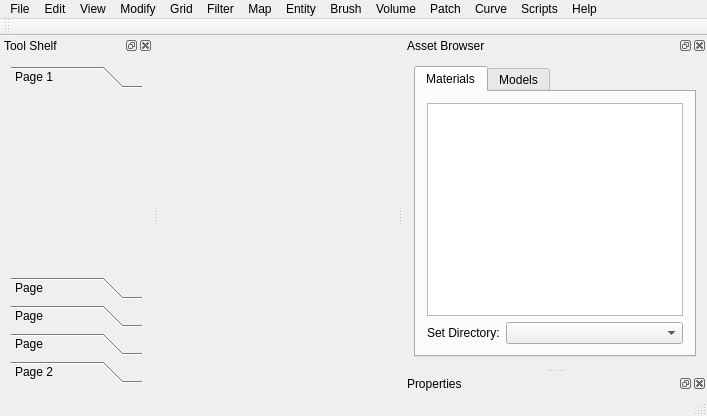
Old version of the form STK/mainwindow.ui in the repository neeb-decoy/Solis-Tool-Kit.
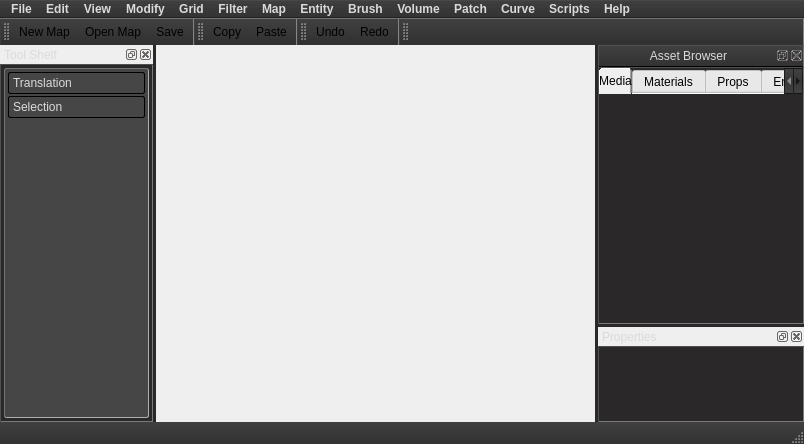
New version of the form. The open tabs and pages were chosen to show the change. Icons and pictures are not drawn.

```diff
--- a/STK/mainwindow.ui
+++ b/STK/mainwindow.ui
@@ -6,13 +6,45 @@
    <rect>
     <x>0</x>
     <y>0</y>
-    <width>707</width>
-    <height>416</height>
+    <width>804</width>
+    <height>444</height>
    </rect>
   </property>
   <property name="windowTitle">
    <string>Solis Tool Kit</string>
   </property>
+  <property name="styleSheet">
+   <string notr="true">QMainWindow::separator {
+     background: rgb(42, 40, 40);
+     width: 3px; /* when vertical */
+     height: 3px; /* when horizontal */
+ }
+
+ QMainWindow::separator:hover {
+     background:rgb(131, 16, 197);
+ }
+
+QMainWindow {
+
+ }
+
+QToolBar {
+	color: rgb(255, 255, 255);
+	background-color: qlineargradient(spread:pad, x1:0, y1:0, x2:0, y2:1, stop:0 rgba(65, 65, 65, 255), stop:1 rgba(48, 48, 48, 255));
+	 border: 1px inset;
+	border-color: rgb(255, 0, 0);
+	border-top-color: rgb(113, 113, 113);
+	border-right-color: rgb(89, 89, 89);
+	border-bottom-color: rgb(35, 34, 34);
+	border-left-color: rgb(62, 62, 62);
+ }
+
+QToolBar::handle {
+	background-image: url(:/Res/Images/ToolBar/Toolbar-Handle.png);
+}
+
+</string>
+  </property>
   <property name="dockNestingEnabled">
    <bool>true</bool>
   </property>
@@ -24,18 +56,154 @@
     <bool>false</bool>
    </property>
    <property name="autoFillBackground">
-    <bool>true</bool>
+    <bool>false</bool>
    </property>
+   <layout class="QHBoxLayout" name="horizontalLayout_2">
+    <item>
+     <widget class="QStackedWidget" name="stackedWidget">
+      <widget class="QWidget" name="page"/>
+      <widget class="QWidget" name="page_2"/>
+     </widget>
+    </item>
+   </layout>
   </widget>
   <widget class="QMenuBar" name="menuBar">
    <property name="geometry">
     <rect>
      <x>0</x>
      <y>0</y>
-     <width>707</width>
-     <height>21</height>
+     <width>804</width>
+     <height>22</height>
     </rect>
    </property>
+   <property name="styleSheet">
+    <string notr="true"> QMenuBar {
+     
+	    font-variant:normal;
+        font-weight:bold;
+		color: rgb(218, 218, 218);
+		font: 10pt &quot;Segoe UI&quot;;
+        font-style: normal;
+ 		border: 1px outset;
+		border-top-color: rgb(48, 48, 48);
+		border-right-color: transparent;
+		border-left-color: transparent;
+ 		border-bottom-color: rgb(35, 34, 34);
+	    background: qlineargradient(spread:pad, x1:0, y1:0, x2:0, y2:1, stop:0 rgba(64, 64, 64), stop:1 rgba(51, 49, 49));
+
+
+ }
+
+ QMenuBar::item {
+
+		font-variant:normal;
+        font-weight:bold;
+		font: 8pt &quot;Segoe UI&quot;;
+        font-style: normal;
+     	spacing: 3px; /* spacing between menu bar items */
+        padding: 1px 4px;
+  	    border-radius: 4px;
+  	    background: transparent;
+ }
+
+ QMenuBar::item:selected { /* when selected using mouse or keyboard */
+	background-color: rgb(131, 16, 197);
+    border-top-left-radius: 5px;
+    border-top-right-radius: 5px;
+	border-bottom-left-radius: 0px;
+    border-bottom-right-radius: 0px;
+	border: 0px inset
+ }
+
+ QMenuBar::item:pressed {
+     
+	background-color: rgb(93, 93, 93, 255);
+ }
+
+
+
+
+
+ QMenu {
+	 background-color: qlineargradient(spread:pad, x1:0, y1:0, x2:0, y2:1, stop:0 rgba(93, 93, 93, 255), stop:1 rgba(70, 70, 70, 255));
+     margin: 2px; /* some spacing around the menu */
+	border-color: rgb(255, 255, 255);
+
+ }
+
+ QMenu::item {
+     padding: 2px 25px 2px 20px;
+     border: 1px solid transparent; /* reserve space for selection border */
+	 color: rgb(218, 218, 218);
+ }
+
+ QMenu::item:selected {
+	background-color: qlineargradient(spread:pad, x1:0, y1:0, x2:0, y2:1, stop:0 rgb(131, 16, 197, 200), stop:1 rgb(92, 10, 139, 200));
+	border-color: #000000;
+	border-radius: 3px;
+
+
+
+
+
+ }
+
+ QMenu::icon:checked { /* appearance of a 'checked' icon */
+     background: gray;
+     border: 1px inset gray;
+     position: absolute;
+     top: 1px;
+     right: 1px;
+     bottom: 1px;
+     left: 1px;
+ }
+
+ QMenu::separator {
+     height: 1px;
+ 	 background-color: qlineargradient(spread:pad, x1:0, y1:0, x2:1, y2:0, stop:0 rgba(50, 50, 50, 0), stop:0.335227 rgba(50, 50, 50, 255), stop:0.647727 rgba(50, 50, 50, 255), stop:1 rgba(50, 50, 50, 0));
+     margin-left: 10px;
+     margin-right: 5px;
+ }
+
+ QMenu::indicator {
+     width: 13px;
+     height: 13px;
+ }
+
+ /* non-exclusive indicator = check box style indicator (see QActionGroup::setExclusive) */
+ QMenu::indicator:non-exclusive:unchecked {
+     image: url(:/images/checkbox_unchecked.png);
+ }
+
+ QMenu::indicator:non-exclusive:unchecked:selected {
+     image: url(:/images/checkbox_unchecked_hover.png);
+ }
+
+ QMenu::indicator:non-exclusive:checked {
+     image: url(:/images/checkbox_checked.png);
+ }
+
+ QMenu::indicator:non-exclusive:checked:selected {
+     image: url(:/images/checkbox_checked_hover.png);
+ }
+
+ /* exclusive indicator = radio button style indicator (see QActionGroup::setExclusive) */
+ QMenu::indicator:exclusive:unchecked {
+     image: url(:/images/radiobutton_unchecked.png);
+ }
+
+ QMenu::indicator:exclusive:unchecked:selected {
+     image: url(:/images/radiobutton_unchecked_hover.png);
+ }
+
+ QMenu::indicator:exclusive:checked {
+     image: url(:/images/radiobutton_checked.png);
+ }
+
+ QMenu::indicator:exclusive:checked:selected {
+     image: url(:/images/radiobutton_checked_hover.png);
+ }</string>
+   </property>
    <widget class="QMenu" name="menuFile">
     <property name="title">
      <string>File</string>
@@ -488,17 +656,288 @@
    <addaction name="menuScripts"/>
    <addaction name="menuHelp"/>
   </widget>
-  <widget class="QStatusBar" name="statusBar"/>
-  <widget class="QToolBar" name="toolBar">
+  <widget class="QStatusBar" name="statusBar">
+   <property name="styleSheet">
+    <string notr="true"> QStatusBar {
+     background: qlineargradient(spread:pad, x1:0, y1:0, x2:0, y2:1, stop:0 rgba(64, 64, 64, 255), stop:1 rgba(51, 49, 49, 255))
+ }
+
+ QStatusBar::item {
+     border: 1px solid red;
+     border-radius: 3px;
+ }</string>
+   </property>
+  </widget>
+  <widget class="QDockWidget" name="dock_widget2">
+   <property name="styleSheet">
+    <string notr="true"> QDockWidget {
+	 color: #dadada;
+ }
+
+ QDockWidget::title {	
+background-image:url(:/Res/Images/Titlebar-graphic.png) ;
+    background-position: bottom left;
+    background-origin: selft;
+    background-repeat: none;
+     text-align: center; /* align the text to the center */
+	 padding: 3px;
+	background-color: qlineargradient(spread:pad, x1:0, y1:0, x2:0, y2:1, stop:0 #414141, stop:1 #333131);
+	 border: 1px inset;
+	 border-top-color: #525151;
+	 border-right-color: #525151;
+	 border-bottom-color:  Transperent;
+	 border-left-color: #525151;
+
+ }
+
+ QDockWidget::close-button, QDockWidget::float-button {
+     border: 1px solid transparent;
+ }
+
+ QDockWidget::close-button:hover, QDockWidget::float-button:hover {
+     border: 1px solid transparent;
+ }
+
+ QDockWidget::close-button:pressed, QDockWidget::float-button:pressed {
+     padding: 1px -1px -1px 1px;
+ } QDockWidget {
+	 color: #dadada;
+ }
+
+ QDockWidget::title {
+     text-align: center; /* align the text to the center */
+	 padding: 3px;
+	background-color: qlineargradient(spread:pad, x1:0, y1:0, x2:0, y2:1, stop:0 #414141, stop:1 #333131);
+	 border: 1px inset;
+	 border-top-color: #525151;
+	 border-right-color: #525151;
+	 border-bottom-color:  Transperent;
+	 border-left-color: #525151;
+ }
+
+ QDockWidget::close-button, QDockWidget::float-button {
+     border: 1px solid transparent;
+ }
+
+ QDockWidget::close-button:hover, QDockWidget::float-button:hover {
+     border: 1px solid transparent;
+ }
+
+ QDockWidget::close-button:pressed, QDockWidget::float-button:pressed {
+     padding: 1px -1px -1px 1px;
+ }</string>
+   </property>
    <property name="windowTitle">
-    <string>toolBar</string>
+    <string>Asset Browser</string>
    </property>
-   <attribute name="toolBarArea">
-    <enum>TopToolBarArea</enum>
+   <attribute name="dockWidgetArea">
+    <number>2</number>
    </attribute>
-   <attribute name="toolBarBreak">
-    <bool>false</bool>
+   <widget class="QWidget" name="dockWidgetContents_2">
+    <layout class="QHBoxLayout" name="horizontalLayout_5">
+     <property name="margin">
+      <number>0</number>
+     </property>
+     <item>
+      <widget class="QFrame" name="frame_3">
+       <property name="styleSheet">
+        <string notr="true">QFrame {
+	background-color: #2a2828;
+	border: 1px inset;
+    border-color: #525151;
+}</string>
+       </property>
+       <property name="frameShape">
+        <enum>QFrame::StyledPanel</enum>
+       </property>
+       <property name="frameShadow">
+        <enum>QFrame::Raised</enum>
+       </property>
+       <layout class="QVBoxLayout" name="verticalLayout">
+        <property name="margin">
+         <number>0</number>
+        </property>
+        <item>
+         <widget class="QTabWidget" name="tabWidget">
+          <property name="styleSheet">
+           <string notr="true">QWidget { /*INIT */
+	border-color: transparent;
+}
+
+QTabBar {
+	border-image: url(:/Res/Images/Tabs/tab-bg.png) 4 10 4 10;
+	border-top: 4px transparent;
+	border-bottom: 4px transparent;
+	border-right: 15px transparent;
+	border-left: 15px transparent;
+	margin-top: 0px;
+	margin-bottom: 0px;
+ }
+
+QTabBar::tab {
+	border-image: url(:/Res/Images/Tabs/inact-tab.png) 4 10 4 10;
+	border-top: 4px transparent;
+	border-bottom: 4px transparent;
+	border-right: 15px transparent;
+	border-left: 15px transparent;
+    min-width: 50px;
+	color: rgb(97, 97, 97);
+	padding-left: 10px;
+    padding-right: 10px;
+    margin-left: -10px;
+    margin-right: -10px;
+ }
+
+QTabBar::tab:selected {
+    border: 0px transparent;
+	background-color: transparent;
+	border-image: url(:/Res/Images/Tabs/act-tab.png) 4 10 4 10;
+	border-top: 5px transparent;
+	border-bottom: 4px transparent;
+	border-right: 10px transparent;
+	border-left: 10px transparent;
+	color: #dadada;
+ }
+
+QTabBar::tab:first:selected {
+     margin-left: 0; /* the first selected tab has nothing to overlap with on the left */
+ }
+
+ QTabBar::tab:last:selected {
+     margin-right: 0; /* the last selected tab has nothing to overlap with on the right */
+ }
+
+QTabBar::tab:only-one {
+     margin: 0; /* if there is only one tab, we don't want overlapping margins */
+ }
+
+ QTabBar::tear {
+     image: url(tear_indicator.png);
+ }
+
+QTabBar::scroller { /* the width of the scroll buttons */
+     width: 20px;
+ }
+
+ QTabBar QToolButton { /* the scroll buttons are tool buttons */
+	background-color: qlineargradient(spread:pad, x1:0, y1:0, x2:0, y2:1, stop:0 rgba(65, 65, 65, 255), stop:0.494318 rgba(56, 56, 56, 255), stop:1 rgba(65, 65, 65, 255));
+	border: 1px solid;
+	border-color: qlineargradient(spread:pad, x1:0, y1:0, x2:0, y2:1, stop:0 rgba(34, 34, 34, 255), stop:0.505682 rgba(20, 20, 20, 255), stop:1 rgba(34, 34, 34, 255));
+
+ }</string>
+          </property>
+          <property name="tabShape">
+           <enum>QTabWidget::Rounded</enum>
+          </property>
+          <property name="currentIndex">
+           <number>0</number>
+          </property>
+          <property name="documentMode">
+           <bool>true</bool>
+          </property>
+          <property name="movable">
+           <bool>true</bool>
+          </property>
+          <widget class="QWidget" name="medtab">
+           <attribute name="title">
+            <string>Media</string>
+           </attribute>
+          </widget>
+          <widget class="QWidget" name="mattab">
+           <attribute name="title">
+            <string>Materials</string>
+           </attribute>
+          </widget>
+          <widget class="QWidget" name="proptab">
+           <attribute name="title">
+            <string>Props</string>
+           </attribute>
+          </widget>
+          <widget class="QWidget" name="enttab">
+           <attribute name="title">
+            <string>Entities</string>
+           </attribute>
+          </widget>
+          <widget class="QWidget" name="sndtab">
+           <attribute name="title">
+            <string>Sounds</string>
+           </attribute>
+          </widget>
+         </widget>
+        </item>
+       </layout>
+      </widget>
+     </item>
+    </layout>
+   </widget>
+  </widget>
+  <widget class="QDockWidget" name="dock_widget3">
+   <property name="styleSheet">
+    <string notr="true"> QDockWidget {
+	 color: #dadada;
+ }
+
+ QDockWidget::title {	
+background-image:url(:/Res/Images/Titlebar-graphic.png) ;
+    background-position: bottom left;
+    background-origin: selft;
+    background-repeat: none;
+     text-align: center; /* align the text to the center */
+	 padding: 3px;
+	background-color: qlineargradient(spread:pad, x1:0, y1:0, x2:0, y2:1, stop:0 #414141, stop:1 #333131);
+	 border: 1px inset;
+	 border-top-color: #525151;
+	 border-right-color: #525151;
+	 border-bottom-color:  Transperent;
+	 border-left-color: #525151;
+
+ }
+
+ QDockWidget::close-button, QDockWidget::float-button {
+     border: 1px solid transparent;
+ }
+
+ QDockWidget::close-button:hover, QDockWidget::float-button:hover {
+     border: 1px solid transparent;
+ }
+
+ QDockWidget::close-button:pressed, QDockWidget::float-button:pressed {
+     padding: 1px -1px -1px 1px;
+ }</string>
+   </property>
+   <property name="windowTitle">
+    <string>Properties</string>
+   </property>
+   <attribute name="dockWidgetArea">
+    <number>2</number>
    </attribute>
+   <widget class="QWidget" name="dockWidgetContents_3">
+    <layout class="QGridLayout" name="gridLayout_3">
+     <property name="margin">
+      <number>0</number>
+     </property>
+     <property name="verticalSpacing">
+      <number>6</number>
+     </property>
+     <item row="0" column="0">
+      <widget class="QFrame" name="frame_4">
+       <property name="styleSheet">
+        <string notr="true">QFrame {
+	background-color: #2a2828;
+	border: 1px inset;
+    border-color: #525151;
+}</string>
+       </property>
+       <property name="frameShape">
+        <enum>QFrame::StyledPanel</enum>
+       </property>
+       <property name="frameShadow">
+        <enum>QFrame::Raised</enum>
+       </property>
+      </widget>
+     </item>
+    </layout>
+   </widget>
   </widget>
   <widget class="QDockWidget" name="dock_widget1">
    <property name="minimumSize">
@@ -508,7 +947,40 @@
     </size>
    </property>
    <property name="autoFillBackground">
-    <bool>true</bool>
+    <bool>false</bool>
+   </property>
+   <property name="styleSheet">
+    <string notr="true"> QDockWidget {
+	 color: #dadada;
+ }
+
+ QDockWidget::title {	
+background-image:url(:/Res/Images/Titlebar-graphic.png) ;
+    background-position: bottom left;
+    background-origin: selft;
+    background-repeat: none;
+     text-align: center; /* align the text to the center */
+	 padding: 3px;
+	background-color: qlineargradient(spread:pad, x1:0, y1:0, x2:0, y2:1, stop:0 #414141, stop:1 #333131);
+	 border: 1px inset;
+	 border-top-color: #525151;
+	 border-right-color: #525151;
+	 border-bottom-color:  Transperent;
+	 border-left-color: #525151;
+
+ }
+
+ QDockWidget::close-button, QDockWidget::float-button {
+     border: 1px solid transparent;
+ }
+
+ QDockWidget::close-button:hover, QDockWidget::float-button:hover {
+     border: 1px solid transparent;
+ }
+
+ QDockWidget::close-button:pressed, QDockWidget::float-button:pressed {
+     padding: 1px -1px -1px 1px;
+ }</string>
    </property>
    <property name="allowedAreas">
     <set>Qt::LeftDockWidgetArea|Qt::RightDockWidgetArea</set>
@@ -520,147 +992,183 @@
     <number>1</number>
    </attribute>
    <widget class="QWidget" name="dockWidgetContents">
-    <layout class="QVBoxLayout" name="verticalLayout">
-     <item>
-      <widget class="QToolBox" name="toolBox">
-       <property name="contextMenuPolicy">
-        <enum>Qt::DefaultContextMenu</enum>
-       </property>
-       <property name="frameShape">
-        <enum>QFrame::NoFrame</enum>
-       </property>
-       <property name="frameShadow">
-        <enum>QFrame::Plain</enum>
-       </property>
-       <property name="currentIndex">
-        <number>0</number>
-       </property>
-       <widget class="QWidget" name="page">
-        <property name="geometry">
-         <rect>
-          <x>0</x>
-          <y>0</y>
-          <width>135</width>
-          <height>188</height>
-         </rect>
-        </property>
-        <attribute name="label">
-         <string>Page 1</string>
-        </attribute>
-       </widget>
-       <widget class="QWidget" name="page_3">
-        <property name="geometry">
-         <rect>
-          <x>0</x>
-          <y>0</y>
-          <width>98</width>
-          <height>28</height>
-         </rect>
-        </property>
-        <attribute name="label">
-         <string>Page</string>
-        </attribute>
-       </widget>
-       <widget class="QWidget" name="page_4">
-        <property name="geometry">
-         <rect>
-          <x>0</x>
-          <y>0</y>
-          <width>98</width>
-          <height>28</height>
-         </rect>
-        </property>
-        <attribute name="label">
-         <string>Page</string>
-        </attribute>
-       </widget>
-       <widget class="QWidget" name="page_5">
-        <property name="geometry">
-         <rect>
-          <x>0</x>
-          <y>0</y>
-          <width>98</width>
-          <height>28</height>
-         </rect>
-        </property>
-        <attribute name="label">
-         <string>Page</string>
-        </attribute>
-       </widget>
-       <widget class="QWidget" name="page_2">
-        <property name="geometry">
-         <rect>
-          <x>0</x>
-          <y>0</y>
-          <width>98</width>
-          <height>28</height>
-         </rect>
-        </property>
-        <attribute name="label">
-         <string>Page 2</string>
-        </attribute>
-       </widget>
-      </widget>
-     </item>
-    </layout>
-   </widget>
-  </widget>
-  <widget class="QDockWidget" name="dock_widget2">
-   <property name="windowTitle">
-    <string>Asset Browser</string>
-   </property>
-   <attribute name="dockWidgetArea">
-    <number>2</number>
-   </attribute>
-   <widget class="QWidget" name="dockWidgetContents_2">
     <layout class="QHBoxLayout" name="horizontalLayout">
+     <property name="margin">
+      <number>0</number>
+     </property>
      <item>
-      <widget class="QTabWidget" name="tabWidget">
-       <property name="currentIndex">
-        <number>1</number>
+      <widget class="QFrame" name="frame">
+       <property name="styleSheet">
+        <string notr="true">QFrame {
+	background-color: #2a2828;
+	border: 1px inset;
+    border-color: #525151;
+}</string>
        </property>
-       <widget class="QWidget" name="tab">
-        <attribute name="title">
-         <string>Materials</string>
-        </attribute>
-        <layout class="QGridLayout" name="gridLayout">
-         <item row="0" column="0">
-          <widget class="QListView" name="listView"/>
-         </item>
-         <item row="1" column="0">
-          <layout class="QFormLayout" name="formLayout">
-           <item row="0" column="0">
-            <widget class="QLabel" name="label">
-             <property name="text">
-              <string>Set Directory:</string>
+       <property name="frameShape">
+        <enum>QFrame::StyledPanel</enum>
+       </property>
+       <property name="frameShadow">
+        <enum>QFrame::Raised</enum>
+       </property>
+       <layout class="QHBoxLayout" name="horizontalLayout_3">
+        <property name="margin">
+         <number>3</number>
+        </property>
+        <item>
+         <widget class="QFrame" name="frame_2">
+          <property name="styleSheet">
+           <string notr="true">QFrame {
+	background-color: rgb(70, 70, 70);
+    border-color: rgb(116, 116, 116);
+	border-radius: 2px;
+	background-image: url(:/Res/Images/tool-shelf-logo.png);
+    background-position: bottom left;
+    background-origin: content;
+    background-repeat: none;
+
+}
+
+</string>
+          </property>
+          <property name="frameShape">
+           <enum>QFrame::StyledPanel</enum>
+          </property>
+          <property name="frameShadow">
+           <enum>QFrame::Raised</enum>
+          </property>
+          <layout class="QHBoxLayout" name="horizontalLayout_4">
+           <property name="leftMargin">
+            <number>2</number>
+           </property>
+           <property name="topMargin">
+            <number>2</number>
+           </property>
+           <property name="rightMargin">
+            <number>2</number>
+           </property>
+           <property name="bottomMargin">
+            <number>70</number>
+           </property>
+           <item>
+            <widget class="QToolBox" name="toolBox">
+             <property name="styleSheet">
+              <string notr="true">QToolBox {
+	border: 1px outset;
+	border-color: transparent;
+	background-image: url();
+}
+
+ QToolBox::tab {
+	background-color: qlineargradient(spread:reflect, x1:0, y1:0, 			x2:0, y2:1, stop:0 rgba(102, 102, 102, 255), stop:1 rgba(92, 	92, 92, 255));
+        border-radius: 2px;
+	color: rgb(218, 218, 218);
+	border: 1px outset
+}
+
+QWidget {
+	background-color: rgb(70, 70, 70);
+    border-color: transparent;
+}
+
+</string>
              </property>
+             <property name="currentIndex">
+              <number>1</number>
+             </property>
+             <property name="tabSpacing">
+              <number>2</number>
+             </property>
+             <widget class="QWidget" name="transpage">
+              <property name="geometry">
+               <rect>
+                <x>0</x>
+                <y>0</y>
+                <width>150</width>
+                <height>225</height>
+               </rect>
+              </property>
+              <attribute name="label">
+               <string>Translation</string>
+              </attribute>
+             </widget>
+             <widget class="QWidget" name="selectpage">
+              <property name="geometry">
+               <rect>
+                <x>0</x>
+                <y>0</y>
+                <width>150</width>
+                <height>225</height>
+               </rect>
+              </property>
+              <attribute name="label">
+               <string>Selection</string>
+              </attribute>
+             </widget>
             </widget>
            </item>
-           <item row="0" column="1">
-            <widget class="QComboBox" name="comboBox"/>
-           </item>
           </layout>
-         </item>
-        </layout>
-       </widget>
-       <widget class="QWidget" name="tab_2">
-        <attribute name="title">
-         <string>Models</string>
-        </attribute>
-       </widget>
+         </widget>
+        </item>
+       </layout>
       </widget>
      </item>
     </layout>
    </widget>
   </widget>
-  <widget class="QDockWidget" name="dock_widget3">
+  <widget class="QToolBar" name="toolBar">
    <property name="windowTitle">
-    <string>Properties</string>
+    <string>toolBar</string>
    </property>
-   <attribute name="dockWidgetArea">
-    <number>2</number>
+   <property name="toolButtonStyle">
+    <enum>Qt::ToolButtonTextUnderIcon</enum>
+   </property>
+   <attribute name="toolBarArea">
+    <enum>TopToolBarArea</enum>
    </attribute>
-   <widget class="QWidget" name="dockWidgetContents_3"/>
+   <attribute name="toolBarBreak">
+    <bool>false</bool>
+   </attribute>
+   <addaction name="actionNew_Map"/>
+   <addaction name="actionOpen_Map"/>
+   <addaction name="actionSave"/>
+  </widget>
+  <widget class="QToolBar" name="toolBar_2">
+   <property name="windowTitle">
+    <string>toolBar_2</string>
+   </property>
+   <attribute name="toolBarArea">
+    <enum>TopToolBarArea</enum>
+   </attribute>
+   <attribute name="toolBarBreak">
+    <bool>false</bool>
+   </attribute>
+   <addaction name="actionCopy"/>
+   <addaction name="actionPaste"/>
+  </widget>
+  <widget class="QToolBar" name="toolBar_3">
+   <property name="windowTitle">
+    <string>toolBar_3</string>
+   </property>
+   <attribute name="toolBarArea">
+    <enum>TopToolBarArea</enum>
+   </attribute>
+   <attribute name="toolBarBreak">
+    <bool>false</bool>
+   </attribute>
+   <addaction name="actionUndo"/>
+   <addaction name="actionRedo"/>
+  </widget>
+  <widget class="QToolBar" name="toolBar_4">
+   <property name="windowTitle">
+    <string>toolBar_4</string>
+   </property>
+   <attribute name="toolBarArea">
+    <enum>TopToolBarArea</enum>
+   </attribute>
+   <attribute name="toolBarBreak">
+    <bool>false</bool>
+   </attribute>
   </widget>
   <action name="actionNew_Map">
    <property name="text">
```
